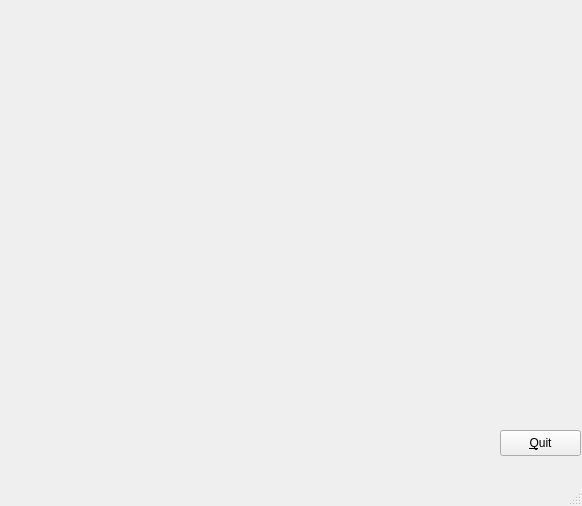
yutotakano/sabi, file src/mainwindow.ui: the form before one commit.
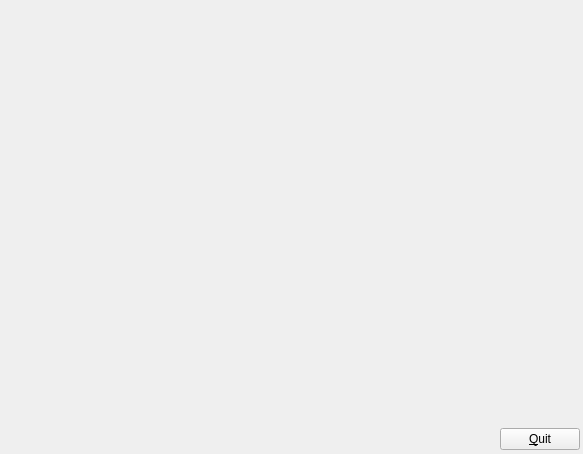
The form after the commit.

Commit message: Use horizontal spacer to place Quit button

The edit to the form file:
```diff
--- a/src/mainwindow.ui
+++ b/src/mainwindow.ui
@@ -6,8 +6,8 @@
    <rect>
     <x>0</x>
     <y>0</y>
-    <width>582</width>
-    <height>506</height>
+    <width>583</width>
+    <height>454</height>
    </rect>
   </property>
   <property name="windowTitle">
@@ -17,38 +17,55 @@
    <widget class="QWidget" name="verticalLayoutWidget">
     <property name="geometry">
      <rect>
-      <x>0</x>
-      <y>0</y>
+      <x>-1</x>
+      <y>-1</y>
       <width>581</width>
-      <height>431</height>
+      <height>451</height>
      </rect>
     </property>
-    <layout class="QVBoxLayout" name="verticalLayout"/>
+    <layout class="QVBoxLayout" name="verticalLayout">
+     <item>
+      <layout class="QVBoxLayout" name="webview"/>
+     </item>
+     <item>
+      <spacer name="verticalSpacer">
+       <property name="orientation">
+        <enum>Qt::Orientation::Vertical</enum>
+       </property>
+       <property name="sizeHint" stdset="0">
+        <size>
+         <width>20</width>
+         <height>40</height>
+        </size>
+       </property>
+      </spacer>
+     </item>
+     <item>
+      <layout class="QHBoxLayout" name="horizontalLayout">
+       <item>
+        <spacer name="horizontalSpacer">
+         <property name="orientation">
+          <enum>Qt::Orientation::Horizontal</enum>
+         </property>
+         <property name="sizeHint" stdset="0">
+          <size>
+           <width>40</width>
+           <height>20</height>
+          </size>
+         </property>
+        </spacer>
+       </item>
+       <item>
+        <widget class="QPushButton" name="pushButton">
+         <property name="text">
+          <string>&amp;Quit</string>
+         </property>
+        </widget>
+       </item>
+      </layout>
+     </item>
+    </layout>
    </widget>
-   <widget class="QPushButton" name="pushButton">
-    <property name="geometry">
-     <rect>
-      <x>500</x>
-      <y>430</y>
-      <width>81</width>
-      <height>26</height>
-     </rect>
-    </property>
-    <property name="text">
-     <string>&amp;Quit</string>
-    </property>
-   </widget>
-  </widget>
-  <widget class="QStatusBar" name="statusbar"/>
-  <widget class="QMenuBar" name="menubar">
-   <property name="geometry">
-    <rect>
-     <x>0</x>
-     <y>0</y>
-     <width>582</width>
-     <height>33</height>
-    </rect>
-   </property>
   </widget>
   <action name="actiontest">
    <property name="text">
```
The commit also changes 1 other file.
